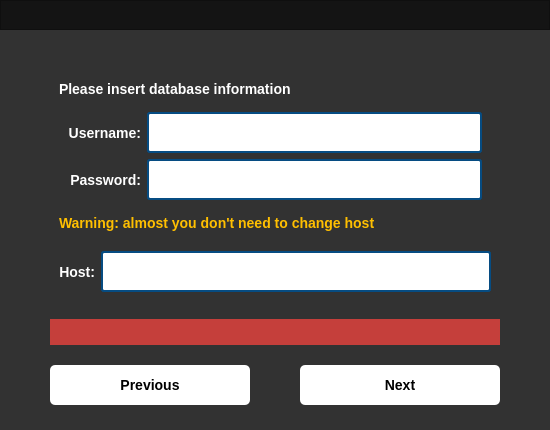
This is uiFiles/db_init.ui in DORSA-co/Paticle_Size_Analyser as Qt 5 draws it before an edit. The edited form follows.
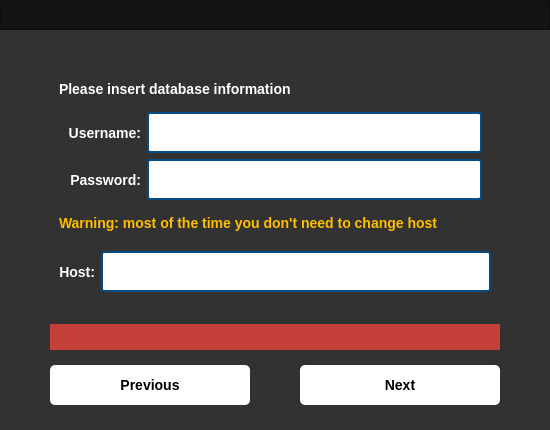
This is the edited form. The open tabs and pages were chosen to show the change. Icons and pictures are not drawn.

```diff
--- a/uiFiles/db_init.ui
+++ b/uiFiles/db_init.ui
@@ -411,7 +411,10 @@
             <string notr="true">color: rgb(255, 191, 0);</string>
            </property>
            <property name="text">
-            <string>Warning: almost you don't need to change host</string>
+            <string>Warning: most of the time you don't need to change host</string>
+           </property>
+           <property name="wordWrap">
+            <bool>true</bool>
            </property>
           </widget>
          </item>
@@ -528,7 +531,7 @@
      <item>
       <layout class="QHBoxLayout" name="horizontalLayout_2">
        <property name="topMargin">
-        <number>11</number>
+        <number>15</number>
        </property>
        <item>
         <widget class="QPushButton" name="prev_btn">
```
Left out of the diff: 6 changed lines with no effect on the pictures.
